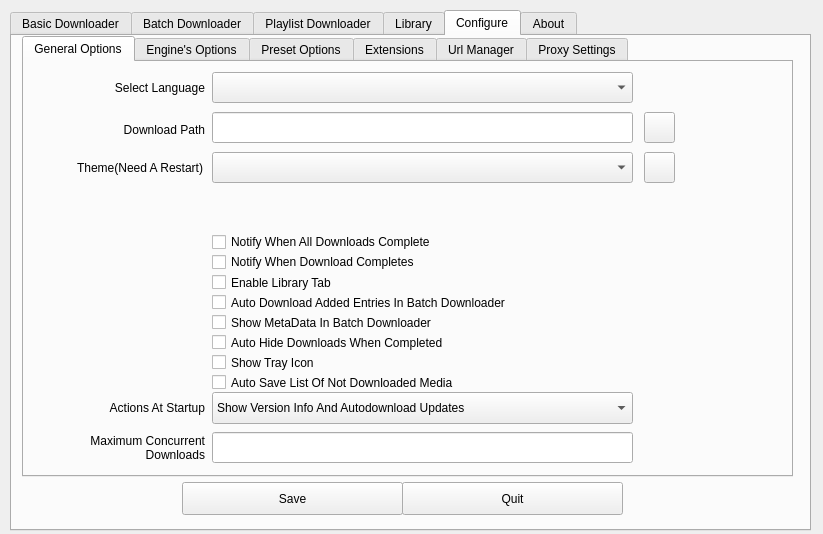
The window that src/mainwindow.ui (Tellie/media-downloader-os2) describes before a commit, drawn with Qt 5.
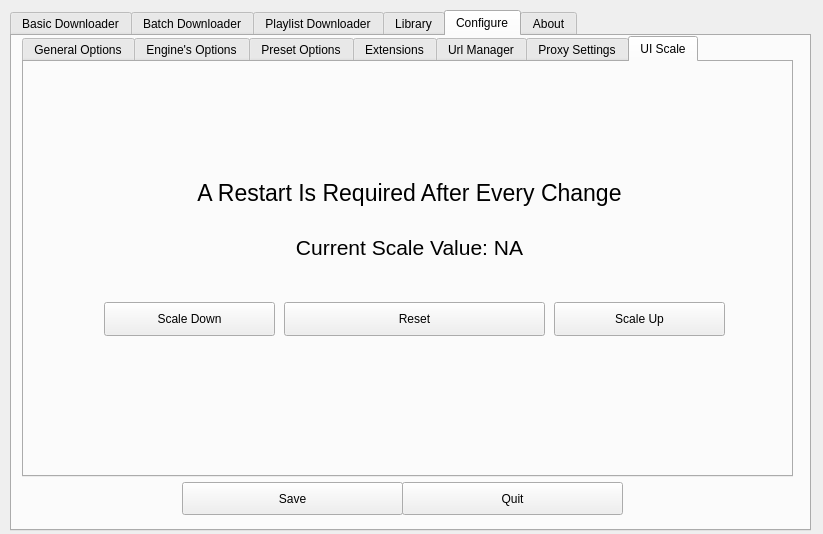
The same window after the commit. The open tabs and pages were chosen to show the change.

```diff
--- a/src/mainwindow.ui
+++ b/src/mainwindow.ui
@@ -2649,6 +2649,95 @@
         </property>
        </widget>
       </widget>
+      <widget class="QWidget" name="tabUiScale">
+       <attribute name="title">
+        <string>UI Scale</string>
+       </attribute>
+       <widget class="QLabel" name="labelUIScale">
+        <property name="geometry">
+         <rect>
+          <x>70</x>
+          <y>100</y>
+          <width>631</width>
+          <height>61</height>
+         </rect>
+        </property>
+        <property name="font">
+         <font>
+          <pointsize>17</pointsize>
+         </font>
+        </property>
+        <property name="text">
+         <string>A Restart Is Required After Every Change</string>
+        </property>
+        <property name="alignment">
+         <set>Qt::AlignmentFlag::AlignCenter</set>
+        </property>
+       </widget>
+       <widget class="QLabel" name="labelUIScaleCurrentValue">
+        <property name="geometry">
+         <rect>
+          <x>70</x>
+          <y>170</y>
+          <width>631</width>
+          <height>31</height>
+         </rect>
+        </property>
+        <property name="font">
+         <font>
+          <pointsize>16</pointsize>
+         </font>
+        </property>
+        <property name="text">
+         <string notr="true">Current Scale Value: NA</string>
+        </property>
+        <property name="alignment">
+         <set>Qt::AlignmentFlag::AlignCenter</set>
+        </property>
+        <property name="wordWrap">
+         <bool>true</bool>
+        </property>
+       </widget>
+       <widget class="QPushButton" name="pbConfigureScaleUp">
+        <property name="geometry">
+         <rect>
+          <x>530</x>
+          <y>240</y>
+          <width>171</width>
+          <height>34</height>
+         </rect>
+        </property>
+        <property name="text">
+         <string>Scale Up</string>
+        </property>
+       </widget>
+       <widget class="QPushButton" name="pbConfigureScaleDown">
+        <property name="geometry">
+         <rect>
+          <x>80</x>
+          <y>240</y>
+          <width>171</width>
+          <height>34</height>
+         </rect>
+        </property>
+        <property name="text">
+         <string>Scale Down</string>
+        </property>
+       </widget>
+       <widget class="QPushButton" name="pbConfigureScaleReset">
+        <property name="geometry">
+         <rect>
+          <x>260</x>
+          <y>240</y>
+          <width>261</width>
+          <height>34</height>
+         </rect>
+        </property>
+        <property name="text">
+         <string>Reset</string>
+        </property>
+       </widget>
+      </widget>
      </widget>
      <widget class="QPushButton" name="pbConfigureQuit">
       <property name="geometry">
```
Left out of the diff: 43 changed lines with no effect on the pictures.
